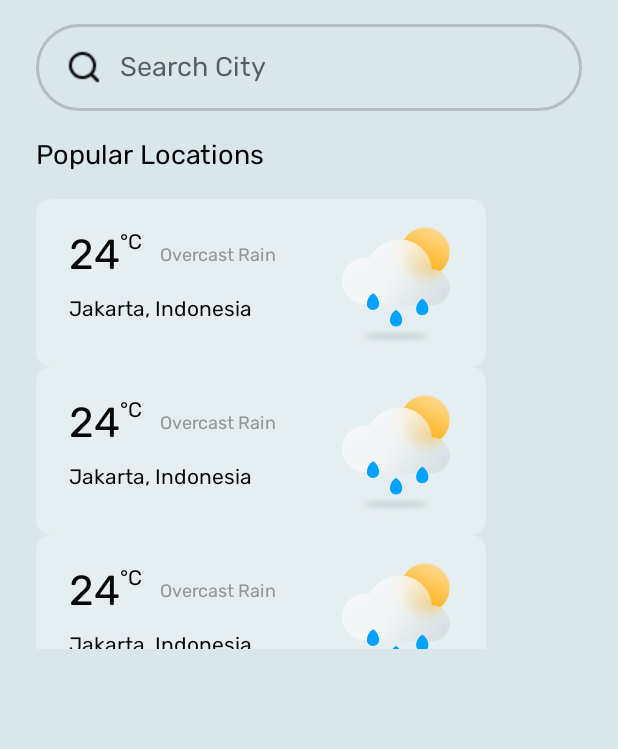
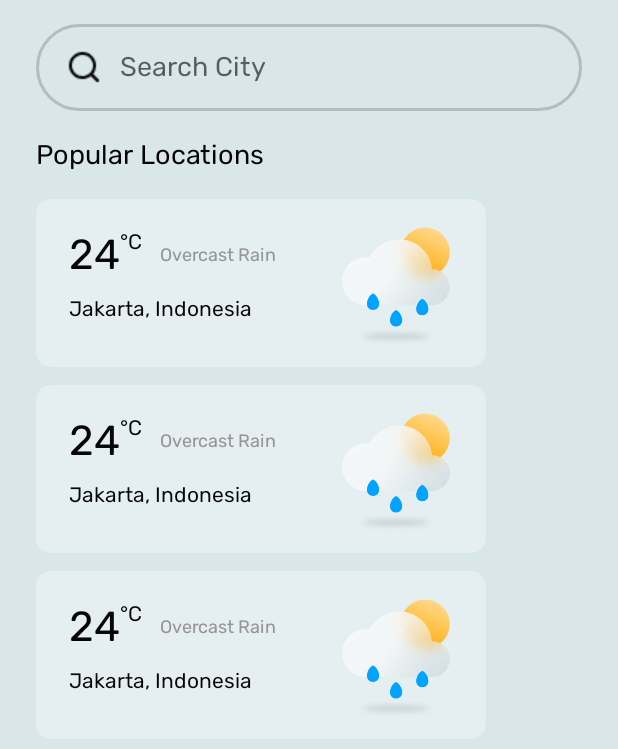
Before and after one commit to severianfw/weather-app, an Android app: the layout fragment_search.xml on its own in the app's theme, with its tools: preview values and no code run, on a phone screen of 412 x 824 dp. Shown: the top 749 px of the screen. Run offline under Robolectric (Android 15) with nearby library versions, the phone set to English and light mode, and no system bars.

Commit message:
style: fix popular city list margin

```diff
--- a/app/src/main/res/layout/fragment_search.xml
+++ b/app/src/main/res/layout/fragment_search.xml
@@ -35,7 +35,7 @@
     <androidx.recyclerview.widget.RecyclerView
         android:id="@+id/rv_popular_location"
         android:layout_width="match_parent"
-        android:layout_height="300dp"
+        android:layout_height="wrap_content"
         android:layout_marginTop="18dp"
         tools:listitem="@layout/item_popular_location"
         app:layout_constraintStart_toStartOf="@+id/textView"
--- a/app/src/main/res/layout/item_popular_location.xml
+++ b/app/src/main/res/layout/item_popular_location.xml
@@ -4,7 +4,8 @@
     xmlns:tools="http://schemas.android.com/tools"
     android:layout_width="300dp"
     android:layout_height="wrap_content"
-    android:layout_marginEnd="16dp"
+    android:layout_marginEnd="12dp"
+    android:layout_marginBottom="12dp"
     android:background="@drawable/bg_item"
     android:paddingHorizontal="12dp"
     android:paddingVertical="8dp">
```
